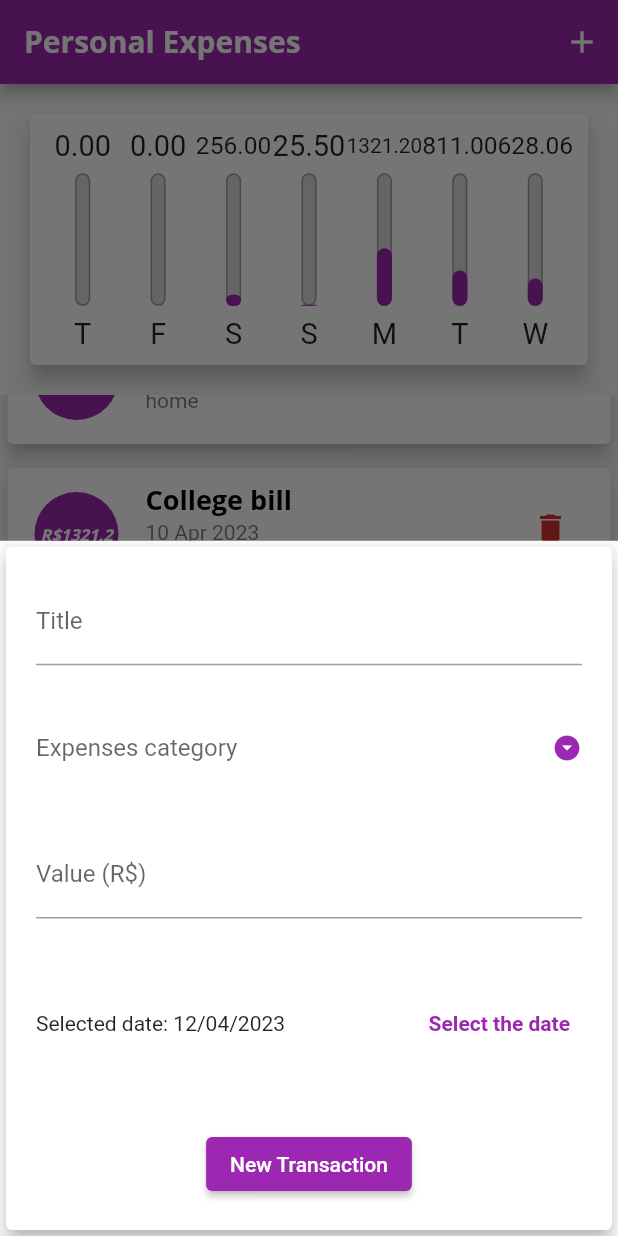
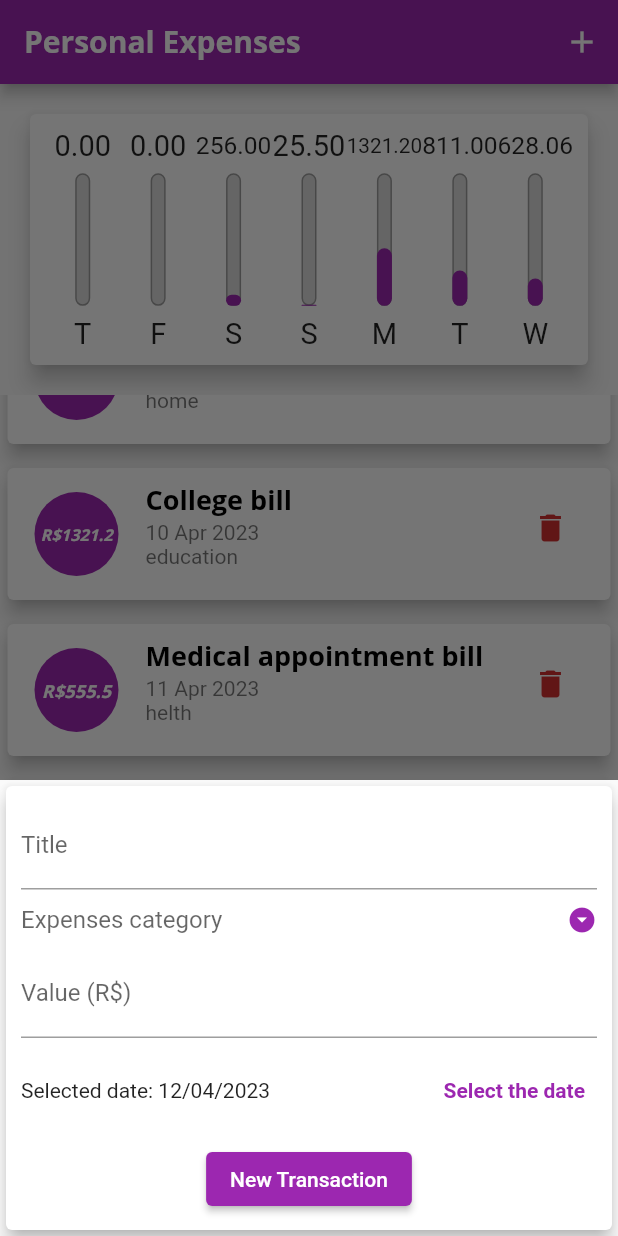
Before and after one commit to PabloCurty/my_expenses, a Flutter app: the screen it shows after launch, scrolled down 271 dp, after a tap on the "delete" icon, after a tap on the "add" icon, on a phone screen of 412 x 824 dp. Run offline on Flutter 3.47's test engine with Material 2 defaults, Android fonts, the phone set to English and light mode, and no system bars.

Commit message:
Start IOS adaptation

```diff
--- a/lib/components/transaction_form.dart
+++ b/lib/components/transaction_form.dart
@@ -71,10 +71,16 @@ class _TransactionFormState extends State<TransactionForm> {
 
   @override
   Widget build(BuildContext context) {
-    return Card(
+    return SingleChildScrollView(
+      child: Card(
         elevation: 5,
         child: Padding(
-        padding: const EdgeInsets.all(20),
+          padding: EdgeInsets.only(
+            top: 10,
+            right: 10,
+            left: 10,
+            bottom: 10 + MediaQuery.of(context).viewInsets.bottom,
+          ),
           child: Column(
             mainAxisAlignment: MainAxisAlignment.spaceBetween,
             children: <Widget>[
@@ -155,6 +161,7 @@ class _TransactionFormState extends State<TransactionForm> {
             )
           ]),
         ),
+      ),
     );
   }
 }
--- a/lib/components/transaction_list.dart
+++ b/lib/components/transaction_list.dart
@@ -71,7 +71,18 @@ class TransactionList extends StatelessWidget {
                     '${DateFormat('d MMM y').format(e.date)}\n${e.expenseCategory}',
                   ),
                   isThreeLine: true,
-                  trailing: IconButton(
+                  trailing: MediaQuery.of(context).size.width > 480 ?
+                  TextButton.icon(
+                    onPressed: () => onRemove(e.id),
+                    icon: Icon(Icons.delete, color: Theme.of(context).colorScheme.error),
+                    label: Text(
+                      'Delete',
+                      style: TextStyle(
+                        color: Theme.of(context).colorScheme.error,
+                      ),
+                    ),
+                  )
+                  : IconButton(
                     onPressed: () => onRemove(e.id),
                     icon: const Icon(Icons.delete),
                     color: Theme.of(context).colorScheme.error,
--- a/lib/main.dart
+++ b/lib/main.dart
@@ -1,5 +1,7 @@
 import 'dart:math';
+import 'dart:io';
 
+import 'package:flutter/cupertino.dart';
 import 'package:flutter/material.dart';
 import 'package:my_expenses/components/chart.dart';
 import 'package:my_expenses/components/transaction_form.dart';
@@ -155,34 +157,50 @@ class _MyHomePageState extends State<MyHomePage> {
         });
   }
 
+  Widget _getIconButton(IconData icon, Function() fn) {
+    return Platform.isIOS
+        ? GestureDetector(
+            onTap: fn,
+            child: Icon(icon),
+          )
+        : IconButton(
+            onPressed: fn,
+            icon: Icon(icon),
+          );
+  }
+
   @override
   Widget build(BuildContext context) {
-    bool isLandScape =
-        MediaQuery.of(context).orientation == Orientation.landscape;
-    final appBar = AppBar(
-      title: const Text('Personal Expenses'),
-      actions: <Widget>[
-        if(isLandScape)
-        IconButton(
-          onPressed: () {
+    final mediaQuery = MediaQuery.of(context);
+
+    bool isLandScape = mediaQuery.orientation == Orientation.landscape;
+
+    final actions = <Widget>[
+      if (isLandScape)
+        _getIconButton(
+          _showChart ? Icons.list : Icons.show_chart,
+          () {
             setState(() {
               _showChart = !_showChart;
             });
-          },
-          icon: Icon(_showChart ? Icons.list : Icons.show_chart),
+          }
         ),
-        IconButton(
-          onPressed: () => _openTransactionFormModal(context),
-          icon: const Icon(Icons.add),
+      _getIconButton(
+        Platform.isIOS ? CupertinoIcons.add : Icons.add,
+        () => _openTransactionFormModal(context),
       ),
-      ],
+    ];
+
+    final appBar = AppBar(
+      title: const Text('Personal Expenses'),
+      actions: actions,
     );
-    final availableHeight = MediaQuery.of(context).size.height -
+
+    final availableHeight = mediaQuery.size.height -
         appBar.preferredSize.height -
-        MediaQuery.of(context).padding.top;
-    return Scaffold(
-      appBar: appBar,
-      body: SingleChildScrollView(
+        mediaQuery.padding.top;
+
+    final bodyPage = SingleChildScrollView(
       child: Column(
         //mainAxisAlignment: MainAxisAlignment.spaceAround,
         crossAxisAlignment: CrossAxisAlignment.stretch,
@@ -192,7 +210,8 @@ class _MyHomePageState extends State<MyHomePage> {
           //     mainAxisAlignment: MainAxisAlignment.center,
           //     children: <Widget>[
           //       const Text('Display graph'),
-            //       Switch(
+          //       Switch.adaptive(
+          //         activeColor: Theme.of(context).colorScheme.secondary,
           //         value: _showChart,
           //         onChanged: (value) {
           //           setState(() {
@@ -204,22 +223,38 @@ class _MyHomePageState extends State<MyHomePage> {
           //   ),
           if (_showChart || !isLandScape)
             SizedBox(
-                  height: availableHeight * (isLandScape ? 0.73 : 0.27),
+                height: availableHeight * (isLandScape ? 0.83 : 0.27),
                 child: Chart(_recentTransactions)),
           if (!_showChart || !isLandScape)
             SizedBox(
-                  height: availableHeight * 0.73,
+                height: availableHeight * (isLandScape ? 1 : 0.73),
                 child: TransactionList(
-                      transactions: _transactions,
-                      onRemove: _removeTransaction)),
+                    transactions: _transactions, onRemove: _removeTransaction)),
         ],
       ),
+    );
+    return Platform.isIOS
+        ? CupertinoPageScaffold(
+            navigationBar: CupertinoNavigationBar(
+              middle: const Text('Personal Expenses'),
+              trailing: Row(
+                mainAxisSize: MainAxisSize.min,
+                children: actions,
               ),
-      floatingActionButton: FloatingActionButton(
+            ),
+            child: bodyPage,
+          )
+        : Scaffold(
+            appBar: appBar,
+            body: bodyPage,
+            floatingActionButton: Platform.isIOS
+                ? Container()
+                : FloatingActionButton(
                     onPressed: () => _openTransactionFormModal(context),
                     child: const Icon(Icons.add),
                   ),
-      floatingActionButtonLocation: FloatingActionButtonLocation.centerFloat,
+            floatingActionButtonLocation:
+                FloatingActionButtonLocation.centerFloat,
           );
   }
 }
```
Lines whose indentation alone changed are shown as unchanged.
